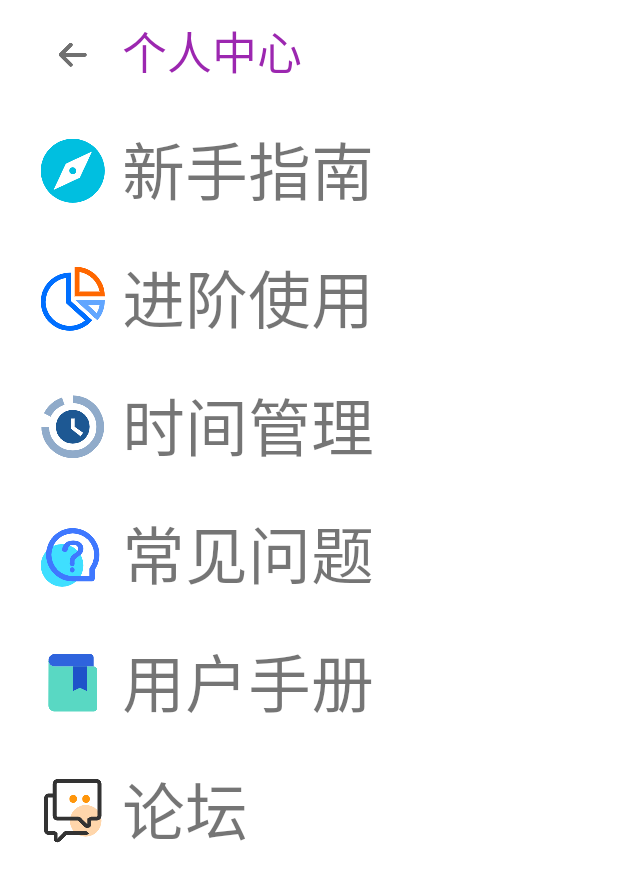
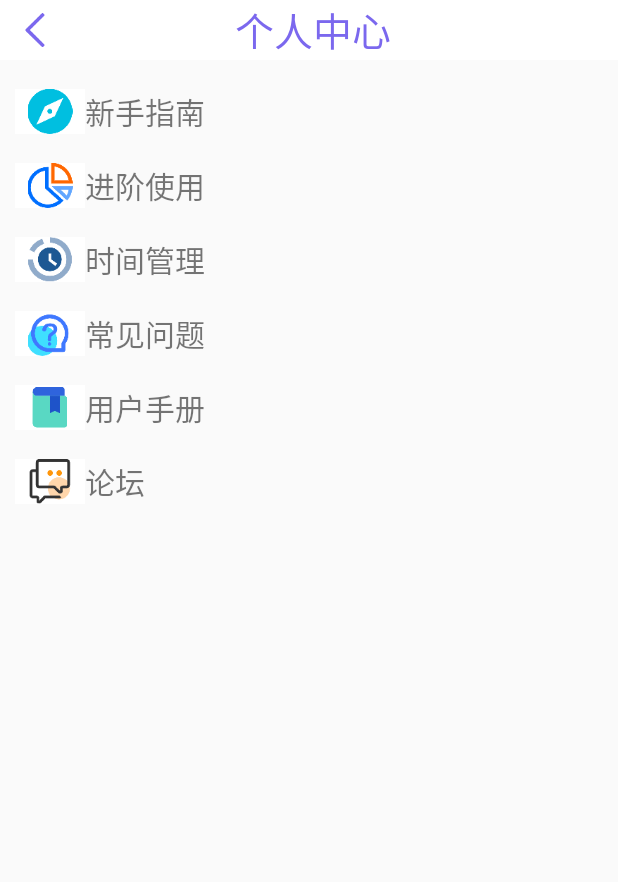
Before and after one commit to wcj877/Checklist, an Android app: the layout personal.xml on its own in the app's theme, with its tools: preview values and no code run, on a phone screen of 412 x 824 dp. Shown: the top 882 px of the screen. Run offline under Robolectric (Android 15) with nearby library versions, the phone set to English and light mode, and no system bars.

Commit message:
优化界面

```diff
--- a/app/src/main/java/net/fkm/drawermenutest/activity/ClockActivity.java
+++ b/app/src/main/java/net/fkm/drawermenutest/activity/ClockActivity.java
@@ -47,7 +47,7 @@ public class ClockActivity extends BaseActivity {
         //获取自定义布局
         View inflate = LayoutInflater.from(this).inflate(R.layout.dialog_alarm_layout, null);//获取时钟的布局
         TextView textView = inflate.findViewById(R.id.tv_event);//获取提示内容的视图
-        textView.setText(String.format(getString(R.string.clock_event_msg_template), list.getDescribe()));//设置提示的内容
+        textView.setText(String.format(getString(R.string.clock_event_msg_template), list.getListTitle()));//设置提示的内容
         Button btnConfirm = inflate.findViewById(R.id.btn_confirm);//获取确认视图
         final AlertDialog alertDialog = AlertDialogUtil.showDialog(this, inflate);//设置inflate为自定义对话框
         btnConfirm.setOnClickListener(new View.OnClickListener() {//点击确认关闭对话框
--- a/app/src/main/res/layout/personal.xml
+++ b/app/src/main/res/layout/personal.xml
@@ -3,7 +3,7 @@
     xmlns:app="http://schemas.android.com/apk/res-auto"
     android:layout_width="match_parent"
     android:layout_height="match_parent"
-    android:background="#FFFFFF">
+    >
 
     <TableLayout
         android:layout_width="match_parent"
@@ -11,40 +11,34 @@
         android:layout_row="0"
         android:layout_column="0">
 
-        <TableRow
-            android:layout_width="match_parent"
-            android:layout_height="match_parent">
 
-            <TextView
-                android:id="@+id/textView17"
-                android:layout_width="15dp"
-                android:layout_height="wrap_content"
-                android:textSize="8sp" />
-        </TableRow>
 
         <TableRow
             android:layout_width="match_parent"
-            android:layout_height="match_parent">
+            android:layout_height="match_parent"
+            android:background="#FFFFFF">
 
             <TextView
                 android:id="@+id/textView26"
                 android:layout_width="wrap_content"
                 android:layout_height="wrap_content" />
 
-            <ImageButton
+            <ImageView
                 android:id="@+id/back"
                 android:layout_width="wrap_content"
-                android:layout_height="50dp"
+                android:layout_height="40dp"
                 android:background="#FFFFFF"
+                android:layout_marginLeft="-20dp"
                 app:srcCompat="@drawable/return_img" />
 
             <TextView
                 android:id="@+id/textView14"
                 android:layout_width="wrap_content"
                 android:layout_height="match_parent"
+                android:layout_marginLeft="100dp"
                 android:text="个人中心"
-                android:textColor="#9C27B0"
-                android:textSize="30sp" />
+                android:textColor="#7B68EE"
+                android:textSize="26sp" />
         </TableRow>
 
         <TableRow
@@ -64,13 +58,13 @@
 
             <TextView
                 android:id="@+id/textView25"
-                android:layout_width="wrap_content"
+                android:layout_width="10dp"
                 android:layout_height="wrap_content" />
 
-            <ImageButton
+            <ImageView
                 android:id="@+id/imageButton2"
-                android:layout_width="66dp"
-                android:layout_height="66dp"
+                android:layout_width="30dp"
+                android:layout_height="30dp"
                 android:background="#FFFFFF"
                 app:srcCompat="@mipmap/guide" />
 
@@ -79,7 +73,7 @@
                 android:layout_width="wrap_content"
                 android:layout_height="wrap_content"
                 android:text="新手指南"
-                android:textSize="42sp" />
+                android:textSize="20sp" />
 
         </TableRow>
 
@@ -103,10 +97,10 @@
                 android:layout_width="wrap_content"
                 android:layout_height="wrap_content" />
 
-            <ImageButton
+            <ImageView
                 android:id="@+id/imageButton3"
-                android:layout_width="66dp"
-                android:layout_height="66dp"
+                android:layout_width="30dp"
+                android:layout_height="30dp"
                 android:background="#FFFFFF"
                 app:srcCompat="@mipmap/use" />
 
@@ -115,7 +109,7 @@
                 android:layout_width="wrap_content"
                 android:layout_height="wrap_content"
                 android:text="进阶使用"
-                android:textSize="42sp" />
+                android:textSize="20sp" />
 
         </TableRow>
 
@@ -139,10 +133,10 @@
                 android:layout_width="wrap_content"
                 android:layout_height="wrap_content" />
 
-            <ImageButton
+            <ImageView
                 android:id="@+id/imageButton4"
-                android:layout_width="66dp"
-                android:layout_height="66dp"
+                android:layout_width="30dp"
+                android:layout_height="30dp"
                 android:background="#FFFFFF"
                 app:srcCompat="@mipmap/time" />
 
@@ -151,7 +145,7 @@
                 android:layout_width="wrap_content"
                 android:layout_height="wrap_content"
                 android:text="时间管理"
-                android:textSize="42sp" />
+                android:textSize="20sp" />
 
         </TableRow>
 
@@ -175,10 +169,10 @@
                 android:layout_width="wrap_content"
                 android:layout_height="wrap_content" />
 
-            <ImageButton
+            <ImageView
                 android:id="@+id/imageButton5"
-                android:layout_width="66dp"
-                android:layout_height="66dp"
+                android:layout_width="30dp"
+                android:layout_height="30dp"
                 android:background="#FFFFFF"
                 app:srcCompat="@mipmap/problem" />
 
@@ -187,7 +181,7 @@
                 android:layout_width="wrap_content"
                 android:layout_height="wrap_content"
                 android:text="常见问题"
-                android:textSize="42sp" />
+                android:textSize="20sp" />
 
         </TableRow>
 
@@ -211,10 +205,10 @@
                 android:layout_width="wrap_content"
                 android:layout_height="wrap_content" />
 
-            <ImageButton
+            <ImageView
                 android:id="@+id/imageButton6"
-                android:layout_width="66dp"
-                android:layout_height="66dp"
+                android:layout_width="30dp"
+                android:layout_height="30dp"
                 android:background="#FFFFFF"
                 app:srcCompat="@mipmap/manual" />
 
@@ -223,7 +217,7 @@
                 android:layout_width="wrap_content"
                 android:layout_height="wrap_content"
                 android:text="用户手册"
-                android:textSize="42sp" />
+                android:textSize="20sp" />
 
         </TableRow>
 
@@ -247,10 +241,10 @@
                 android:layout_width="wrap_content"
                 android:layout_height="wrap_content" />
 
-            <ImageButton
+            <ImageView
                 android:id="@+id/imageButton7"
-                android:layout_width="66dp"
-                android:layout_height="66dp"
+                android:layout_width="30dp"
+                android:layout_height="30dp"
                 android:background="#FFFFFF"
                 app:srcCompat="@mipmap/forum" />
 
@@ -259,7 +253,7 @@
                 android:layout_width="wrap_content"
                 android:layout_height="wrap_content"
                 android:text="论坛"
-                android:textSize="42sp" />
+                android:textSize="20sp" />
 
         </TableRow>
 
```
Also changed, not shown: app/src/main/res/layout/list_checklist.xml (+6 -8 lines), app/src/main/res/layout/opinion.xml (+12 -18 lines), app/src/main/res/layout/score.xml (+11 -17 lines), app/src/main/res/layout/version.xml (+14 -19 lines), app/src/main/res/drawable-xxhdpi/return_img.png, app/src/main/res/drawable/ic_alarm.png, app/src/main/res/mipmap-xxhdpi/titlebar_countdown_normal.png, app/src/main/res/mipmap-xxhdpi/titlebar_countdown_selected.png.
